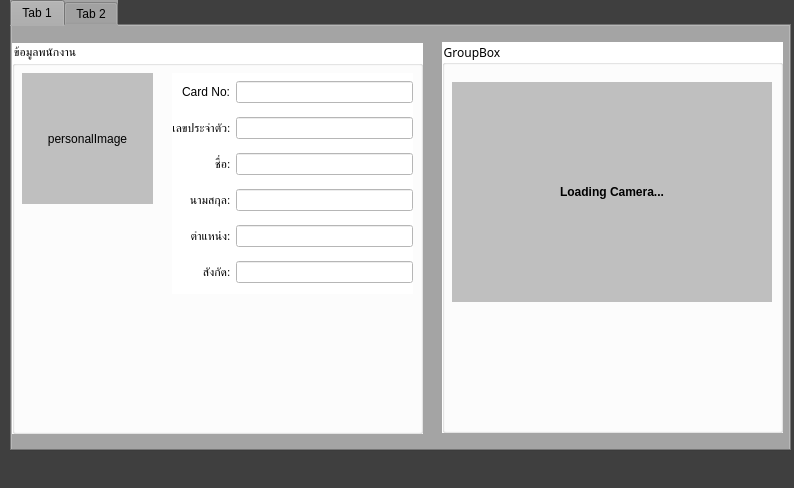
Qt form example/MyWindowClass.ui (chakkaphong/face_recognition) before a commit.
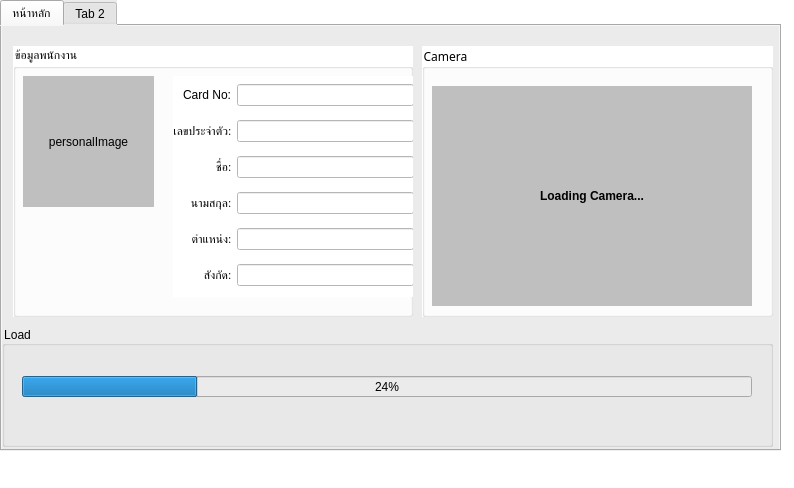
The same form after that commit.

What changed in the file:
```diff
--- a/example/MyWindowClass.ui
+++ b/example/MyWindowClass.ui
@@ -14,7 +14,7 @@
    <string>MainWindow</string>
   </property>
   <property name="styleSheet">
-   <string notr="true">background-color: rgb(63, 63, 63);</string>
+   <string notr="true">background-color: rgb(255, 255, 255);</string>
   </property>
   <widget class="QWidget" name="centralwidget">
    <widget class="QPushButton" name="pushButton">
@@ -33,14 +33,14 @@
    <widget class="QTabWidget" name="tabWidget">
     <property name="geometry">
      <rect>
-      <x>10</x>
+      <x>0</x>
       <y>0</y>
       <width>781</width>
       <height>451</height>
      </rect>
     </property>
     <property name="styleSheet">
-     <string notr="true">background-color: rgb(164, 164, 164);</string>
+     <string notr="true">background-color: rgb(235, 235, 235);</string>
     </property>
     <property name="currentIndex">
      <number>0</number>
@@ -50,15 +50,15 @@
     </property>
     <widget class="QWidget" name="tab">
      <attribute name="title">
-      <string>Tab 1</string>
+      <string>หน้าหลัก</string>
      </attribute>
      <widget class="QGroupBox" name="groupBox">
       <property name="geometry">
        <rect>
-        <x>430</x>
-        <y>16</y>
-        <width>341</width>
-        <height>391</height>
+        <x>420</x>
+        <y>20</y>
+        <width>351</width>
+        <height>271</height>
        </rect>
       </property>
       <property name="font">
@@ -71,7 +71,7 @@
 background-color: rgb(255, 255, 255);</string>
       </property>
       <property name="title">
-       <string>GroupBox</string>
+       <string>Camera</string>
       </property>
       <widget class="QLabel" name="imgWidgetShow">
        <property name="geometry">
@@ -112,10 +112,10 @@
      <widget class="QGroupBox" name="groupBox_2">
       <property name="geometry">
        <rect>
-        <x>0</x>
-        <y>17</y>
-        <width>411</width>
-        <height>391</height>
+        <x>11</x>
+        <y>20</y>
+        <width>400</width>
+        <height>271</height>
        </rect>
       </property>
       <property name="font">
@@ -123,6 +123,9 @@
         <family>Ayuthaya</family>
        </font>
       </property>
+      <property name="autoFillBackground">
+       <bool>false</bool>
+      </property>
       <property name="styleSheet">
        <string notr="true">background-color: rgb(255, 255, 255);</string>
       </property>
@@ -268,6 +271,32 @@
        </property>
       </widget>
      </widget>
+     <widget class="QGroupBox" name="groupBox_3">
+      <property name="geometry">
+       <rect>
+        <x>0</x>
+        <y>300</y>
+        <width>771</width>
+        <height>121</height>
+       </rect>
+      </property>
+      <property name="title">
+       <string>Load</string>
+      </property>
+      <widget class="QProgressBar" name="progressBar">
+       <property name="geometry">
+        <rect>
+         <x>20</x>
+         <y>50</y>
+         <width>730</width>
+         <height>21</height>
+        </rect>
+       </property>
+       <property name="value">
+        <number>24</number>
+       </property>
+      </widget>
+     </widget>
     </widget>
     <widget class="QWidget" name="tab_2">
      <attribute name="title">
```
Left out of the diff: 2 changed lines with no effect on the pictures.
